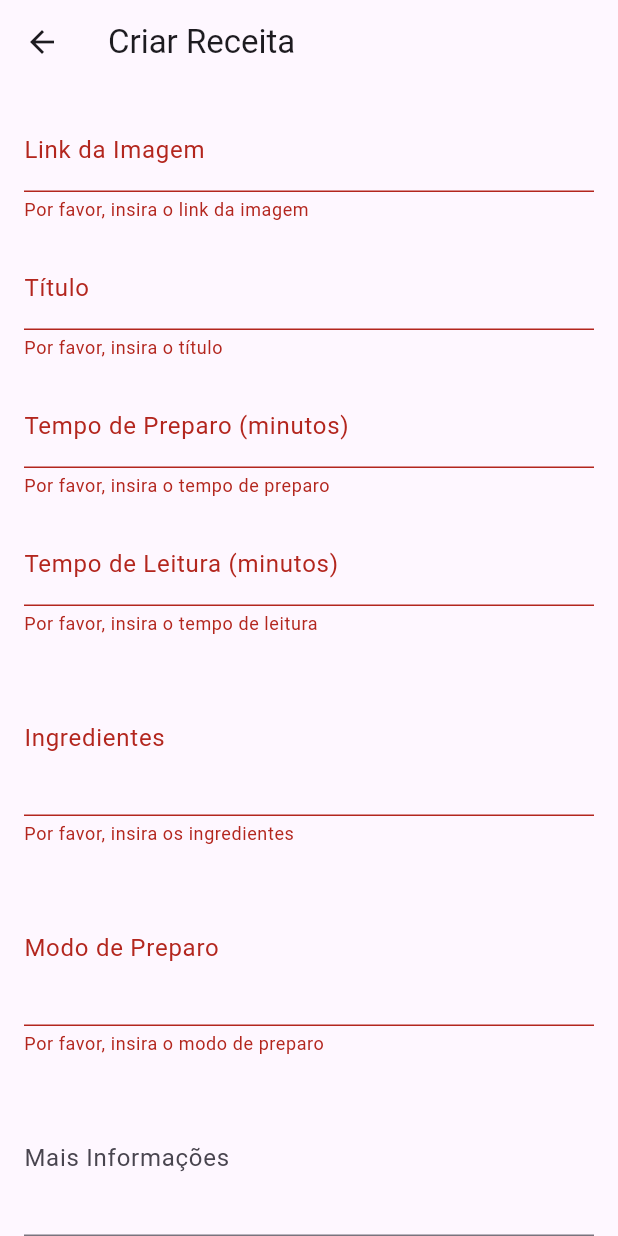
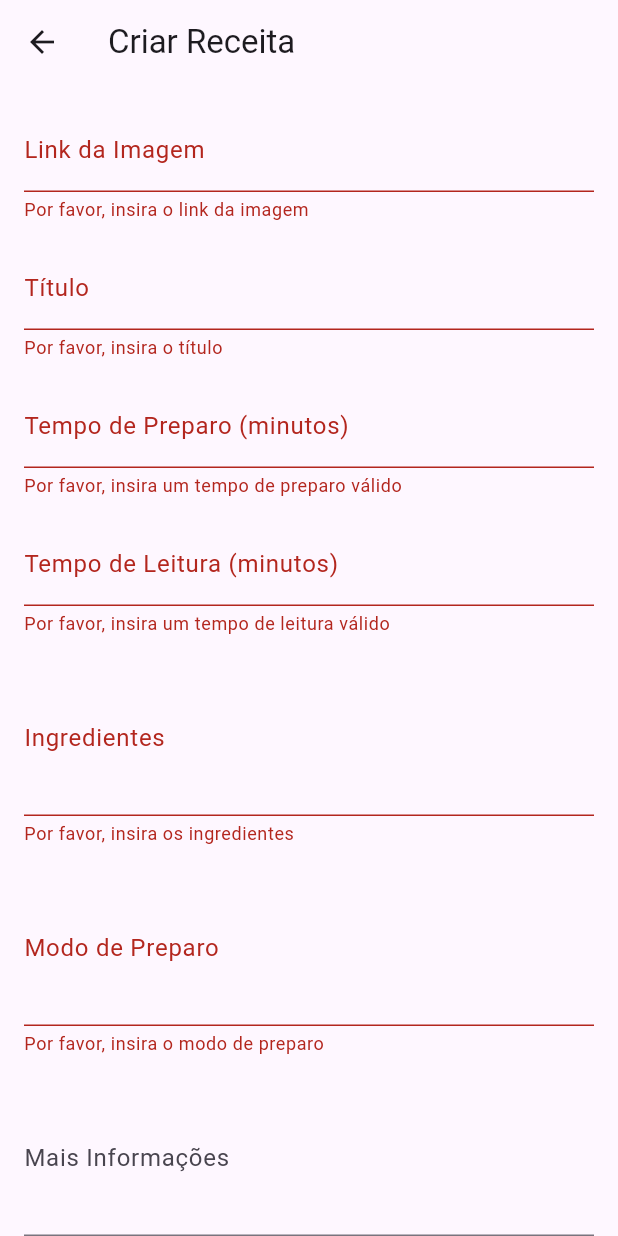
Before and after one commit to gabriborges/cake_recipes, a Flutter app: the CreateRecipePage screen opened by its route, after a tap on "Criar", on a phone screen of 412 x 824 dp. Run offline on Flutter 3.47's test engine with Material 3 defaults, Android fonts, the phone set to English and light mode, and no system bars; our stand-ins replace cloud_firestore, firebase_auth, firebase_core, get, material_symbols_icons; accounts and stored records are empty; network calls fail.

Commit message:
Tramento de erros

```diff
--- a/lib/pages/create_recipe/create_recipe_page.dart
+++ b/lib/pages/create_recipe/create_recipe_page.dart
@@ -1,3 +1,4 @@
+import 'package:cake_recipes/pages/profile/controller/profile_controller.dart';
 import 'package:cake_recipes/routes/routes.dart';
 import 'package:flutter/material.dart';
 import 'package:get/get.dart';
@@ -20,6 +21,7 @@ class _CreateRecipePageState extends State<CreateRecipePage> {
   final _readingTimeController = TextEditingController();
   final CreateRecipeController _createRecipeController =
       Get.put(CreateRecipeController());
+  final ProfileController _profileController = Get.find<ProfileController>();
 
   @override
   Widget build(BuildContext context) {
@@ -63,8 +65,11 @@ class _CreateRecipePageState extends State<CreateRecipePage> {
                       InputDecoration(labelText: 'Tempo de Preparo (minutos)'),
                   keyboardType: TextInputType.number,
                   validator: (value) {
-                    if (value == null || value.isEmpty) {
-                      return 'Por favor, insira o tempo de preparo';
+                    if (value == null ||
+                        value.isEmpty ||
+                        int.tryParse(value) == null ||
+                        int.parse(value) <= 0) {
+                      return 'Por favor, insira um tempo de preparo válido';
                     }
                     return null;
                   },
@@ -76,8 +81,11 @@ class _CreateRecipePageState extends State<CreateRecipePage> {
                       InputDecoration(labelText: 'Tempo de Leitura (minutos)'),
                   keyboardType: TextInputType.number,
                   validator: (value) {
-                    if (value == null || value.isEmpty) {
-                      return 'Por favor, insira o tempo de leitura';
+                    if (value == null ||
+                        value.isEmpty ||
+                        int.tryParse(value) == null ||
+                        int.parse(value) <= 0) {
+                      return 'Por favor, insira um tempo de leitura válido';
                     }
                     return null;
                   },
@@ -117,12 +125,12 @@ class _CreateRecipePageState extends State<CreateRecipePage> {
                   onTap: () async {
                     if (_formKey.currentState!.validate()) {
                       User? user = FirebaseAuth.instance.currentUser;
+                      await _profileController.getUserName();
                       if (user != null) {
                         String authorId = user.uid;
-                        String authorName = user.displayName ?? 'Anonymous';
                         await _createRecipeController.createRecipe(
                           authorId: authorId,
-                          authorName: authorName,
+                          authorName: _profileController.userName.value,
                           cookingTimeMin:
                               int.parse(_cookingTimeController.text),
                           imageLink: _imageLinkController.text,
@@ -143,7 +151,7 @@ class _CreateRecipePageState extends State<CreateRecipePage> {
                   child: Container(
                     height: 50,
                     decoration: BoxDecoration(
-                      color: Colors.grey,
+                      color: Colors.red,
                       borderRadius: BorderRadius.circular(20.0),
                     ),
                     child: Center(
--- a/lib/pages/profile/profile_page.dart
+++ b/lib/pages/profile/profile_page.dart
@@ -1,5 +1,6 @@
 import 'package:cake_recipes/auth.dart';
 import 'package:cake_recipes/pages/profile/controller/profile_controller.dart';
+import 'package:cake_recipes/routes/routes.dart';
 import 'package:firebase_auth/firebase_auth.dart';
 import 'package:flutter/material.dart';
 import 'package:get/get.dart';
@@ -11,6 +12,7 @@ class ProfilePage extends StatelessWidget {
 
   Future<void> signOut() async {
     await Auth().signOut();
+    Get.toNamed(RoutesDesktop.loginRegisterPage);
   }
 
   @override
```
Also changed, not shown: lib/main.dart (+4 -7 lines), lib/pages/profile/controller/profile_controller.dart (+13 -0 lines), lib/pages/recipe/recipe_page.dart (+7 -6 lines), lib/widgets/cake_card.dart (+8 -0 lines), lib/widgets/cake_recipe_details.dart (+31 -3 lines), 1 other file.
